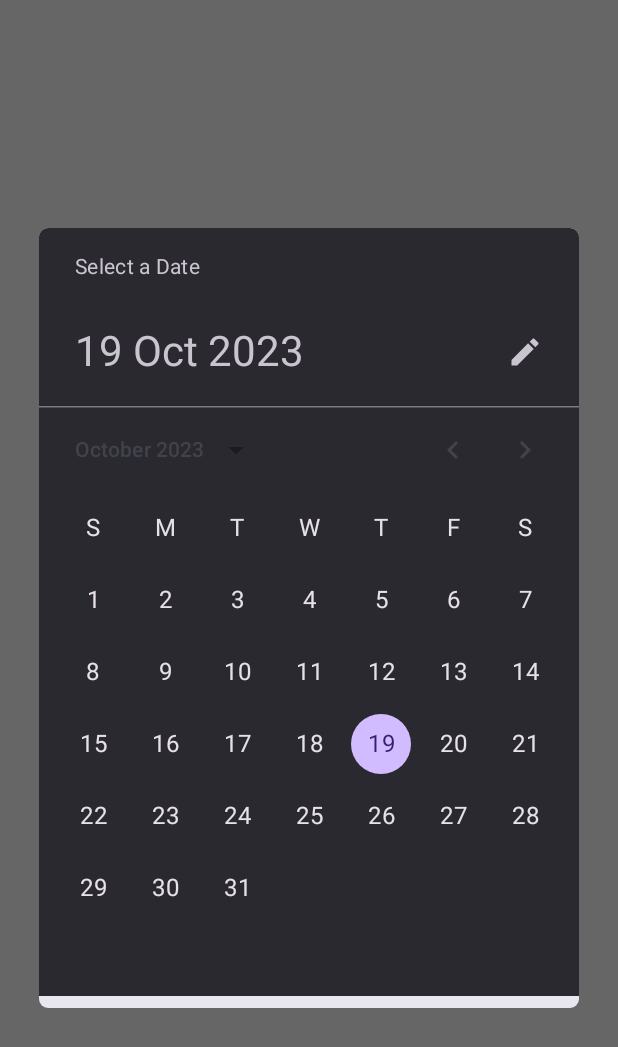
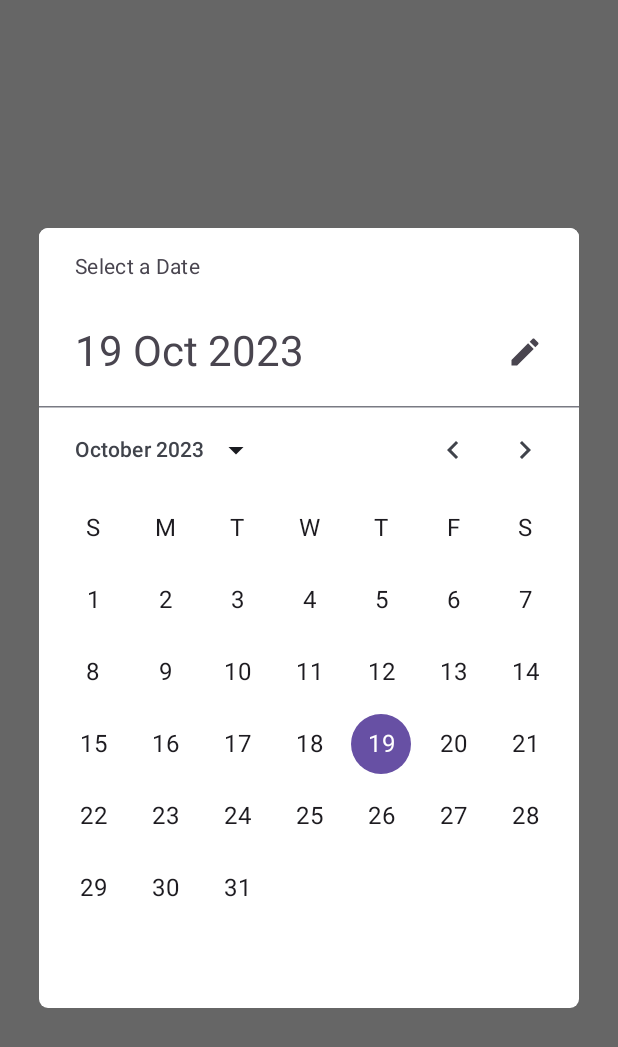
Before and after one commit to nikoarap/compose-kit, an Android app built with Jetpack Compose: the screen it shows after launch (MainActivity), on a phone screen of 412 x 824 dp. Shown: the top 1047 px of the screen. Run offline under Robolectric (Android 15) with nearby library versions, the phone set to English and light mode, and no system bars.

Commit message:
updated DateTime.kt

```diff
--- a/app/src/main/java/com/nikoarap/composekitlibrary/MainActivity.kt
+++ b/app/src/main/java/com/nikoarap/composekitlibrary/MainActivity.kt
@@ -80,10 +80,11 @@ class MainActivity : ComponentActivity() {
                         dateTextTypography = MaterialTheme.typography.headlineMedium,
                          minimumYear = 1950,
                          maximumYear = 2050,
-                         showModeToggle = true,
                          onDateConfirm = { /* Handle date confirmation here */ },
                          onDismiss = { /* Handle dismissal here */ },
-                         darkTheme = true
+                    dismissOnBackPress = false,
+                    dismissOnClickOutside = false,
+                         darkTheme = false
                              )
             }
 
--- a/compose-kit/src/main/java/com/nikoarap/compose_kit/composables/DateTime.kt
+++ b/compose-kit/src/main/java/com/nikoarap/compose_kit/composables/DateTime.kt
@@ -16,7 +16,6 @@ import androidx.compose.material3.DatePickerColors
 import androidx.compose.material3.DatePickerDefaults
 import androidx.compose.material3.DatePickerDialog
 import androidx.compose.material3.ExperimentalMaterial3Api
-import androidx.compose.material3.MaterialTheme
 import androidx.compose.material3.SnackbarHostState
 import androidx.compose.material3.Text
 import androidx.compose.material3.TextButton
@@ -39,6 +38,7 @@ import androidx.compose.ui.graphics.Color
 import androidx.compose.ui.platform.LocalConfiguration
 import androidx.compose.ui.text.TextStyle
 import androidx.compose.ui.unit.dp
+import androidx.compose.ui.window.DialogProperties
 import com.nikoarap.compose_kit.utils.Constants.Companion.DATE_PICKER_ALPHA
 import com.nikoarap.compose_kit.utils.Constants.Companion.DP_12
 import com.nikoarap.compose_kit.utils.Constants.Companion.DP_16
@@ -58,9 +58,10 @@ import java.time.Instant
  * @param dateTextTypography        Typography to be set to the date string text.
  * @param minimumYear               Integer to determine the minimum year value in the year selector.
  * @param maximumYear               Integer to determine the maximum year value in the year selector.
- * @param showModeToggle            A flag indicating whether to show a mode toggle action in the date picker, allowing users to switch between date and year modes.
  * @param onDateConfirm             Callback function to execute when the user confirms the selected date.
  * @param onDismiss                 Callback function to execute when the dialog is dismissed.
+ * @param dismissOnBackPress        Boolean to determine if the dialog should be dismissed when the back button is pressed.
+ * @param dismissOnClickOutside     Boolean to determine if the dialog should be dismissed when clicked outside.
  * @param darkTheme                 A boolean indicating whether to use a dark theme for the date picker. True for dark theme, False for the light one.
  *
  * Usage:
@@ -73,9 +74,10 @@ import java.time.Instant
  *     dateTextTypography = MaterialTheme.typography.headlineMedium,
  *     minimumYear = 1950,
  *     maximumYear = 2050,
- *     showModeToggle = true,
  *     onDateConfirm = { /* Handle date confirmation here */ },
  *     onDismiss = { /* Handle dismissal here */ },
+ *     dismissOnBackPress = true
+ *     dismissOnClickOutside = false
  *     darkTheme = false
  * )
  *
@@ -92,20 +94,26 @@ fun StyledDatePickerDialog(
     dateTextTypography: TextStyle,
     minimumYear: Int,
     maximumYear: Int,
-    showModeToggle: Boolean,
     onDateConfirm: () -> Unit,
     onDismiss: () -> Unit,
+    dismissOnBackPress: Boolean,
+    dismissOnClickOutside: Boolean,
     darkTheme: Boolean
 ) {
     val datePickerState = rememberDatePickerState(initialSelectedDateMillis = Instant.now().toEpochMilli(), yearRange = IntRange(minimumYear, maximumYear))
     val dateString = datePickerState.selectedDateMillis?.let { DateUtils.longToDateStr(it, datePattern) }
 
     DatePickerDialog(
+        properties = DialogProperties(
+            dismissOnBackPress = dismissOnBackPress,
+            dismissOnClickOutside = dismissOnClickOutside
+        ),
         shape = RoundedCornerShape(DP_6.dp),
         onDismissRequest = onDismiss,
         confirmButton = {
             onDateConfirm()
         },
+        colors = if (darkTheme) datePickerDarkTheme() else datePickerLightTheme()
     ) {
         DatePicker(
             state = datePickerState,
@@ -116,6 +124,8 @@ fun StyledDatePickerDialog(
                     style = titleTypography
                 )
             },
+
+
             headline = {
                 dateString?.let {
                     Text(
@@ -125,10 +135,87 @@ fun StyledDatePickerDialog(
                     )
                 }
             },
-            showModeToggle = showModeToggle,
             colors = if (darkTheme) datePickerDarkTheme() else datePickerLightTheme()
         )
     }
+}
+
+/**
+ * Composable function to generate a light theme for a date picker based on the Material Design guidelines.
+ *
+ * @return A [DatePickerColors] object defining the color attributes for the light-themed date picker.
+ */
+@OptIn(ExperimentalMaterial3Api::class)
+@Composable
+private fun datePickerLightTheme(): DatePickerColors {
+    val primary = Color(android.graphics.Color.parseColor("#6750A4"))
+    val onPrimary = Color(android.graphics.Color.parseColor("#FFFFFF"))
+    val surface = Color(android.graphics.Color.parseColor("#FFFFFF"))
+    val onSurface = Color(android.graphics.Color.parseColor("#1D1B20"))
+    val onSurfaceVariant = Color(android.graphics.Color.parseColor("#49454F"))
+    val secondaryContainer = Color(android.graphics.Color.parseColor("#E8DEF8"))
+    val onSecondaryContainer = Color(android.graphics.Color.parseColor("#1D192B"))
+
+    return DatePickerDefaults.colors(
+        containerColor = surface,
+        titleContentColor = onSurfaceVariant,
+        headlineContentColor = onSurfaceVariant,
+        weekdayContentColor = onSurface,
+        subheadContentColor = onSurfaceVariant,
+        yearContentColor = onSurfaceVariant,
+        currentYearContentColor = primary,
+        selectedYearContentColor = onPrimary,
+        selectedYearContainerColor = primary,
+        dayContentColor = onSurface,
+        disabledDayContentColor = onSurface.copy(alpha = DATE_PICKER_ALPHA),
+        selectedDayContentColor = onPrimary,
+        disabledSelectedDayContentColor = onPrimary.copy(alpha = DATE_PICKER_ALPHA),
+        selectedDayContainerColor = primary,
+        disabledSelectedDayContainerColor = primary.copy(alpha = DATE_PICKER_ALPHA),
+        todayContentColor = primary,
+        todayDateBorderColor = primary,
+        dayInSelectionRangeContentColor = onSecondaryContainer,
+        dayInSelectionRangeContainerColor = secondaryContainer
+    )
+}
+
+/**
+ * Composable function to generate a dark theme for a date picker based on the Material Design guidelines.
+ *
+ * @return A [DatePickerColors] object defining the color attributes for the dark-themed date picker.
+ */
+@OptIn(ExperimentalMaterial3Api::class)
+@Composable
+private fun datePickerDarkTheme(): DatePickerColors {
+    val primary = Color(android.graphics.Color.parseColor("#D0BCFF"))
+    val onPrimary = Color(android.graphics.Color.parseColor("#381E72"))
+    val surface = Color(android.graphics.Color.parseColor("#2B2930"))
+    val onSurface = Color(android.graphics.Color.parseColor("#E6E0E9"))
+    val onSurfaceVariant = Color(android.graphics.Color.parseColor("#CAC4D0"))
+    val secondaryContainer = Color(android.graphics.Color.parseColor("#4A4458"))
+    val onSecondaryContainer = Color(android.graphics.Color.parseColor("#E8DEF8"))
+
+    return DatePickerDefaults.colors(
+        containerColor = surface,
+        titleContentColor = onSurfaceVariant,
+        headlineContentColor = onSurfaceVariant,
+        weekdayContentColor = onSurface,
+        subheadContentColor = onSurfaceVariant,
+        yearContentColor = onSurfaceVariant,
+        currentYearContentColor = primary,
+        selectedYearContentColor = onPrimary,
+        selectedYearContainerColor = primary,
+        dayContentColor = onSurface,
+        disabledDayContentColor = onSurface.copy(alpha = DATE_PICKER_ALPHA),
+        selectedDayContentColor = onPrimary,
+        disabledSelectedDayContentColor = onPrimary.copy(alpha = DATE_PICKER_ALPHA),
+        selectedDayContainerColor = primary,
+        disabledSelectedDayContainerColor = primary.copy(alpha = DATE_PICKER_ALPHA),
+        todayContentColor = primary,
+        todayDateBorderColor = primary,
+        dayInSelectionRangeContentColor = onSecondaryContainer,
+        dayInSelectionRangeContainerColor = secondaryContainer
+    )
 }
 
 /**
@@ -246,84 +333,6 @@ fun StyledTimePickerDialog(
 }
 
 /**
- * Composable function to generate a light theme for a date picker based on the Material Design guidelines.
- *
- * @return A [DatePickerColors] object defining the color attributes for the light-themed date picker.
- */
-@OptIn(ExperimentalMaterial3Api::class)
-@Composable
-private fun datePickerLightTheme(): DatePickerColors {
-    val primary = Color(android.graphics.Color.parseColor("#6750A4"))
-    val onPrimary = Color(android.graphics.Color.parseColor("#FFFFFF"))
-    val surface = Color(android.graphics.Color.parseColor("#ECE6F0"))
-    val onSurface = Color(android.graphics.Color.parseColor("#1D1B20"))
-    val onSurfaceVariant = Color(android.graphics.Color.parseColor("#49454F"))
-    val secondaryContainer = Color(android.graphics.Color.parseColor("#E8DEF8"))
-    val onSecondaryContainer = Color(android.graphics.Color.parseColor("#1D192B"))
-
-    return DatePickerDefaults.colors(
-        containerColor = surface,
-        titleContentColor = onSurfaceVariant,
-        headlineContentColor = onSurfaceVariant,
-        weekdayContentColor = onSurface,
-        subheadContentColor = onSurfaceVariant,
-        yearContentColor = onSurfaceVariant,
-        currentYearContentColor = primary,
-        selectedYearContentColor = onPrimary,
-        selectedYearContainerColor = primary,
-        dayContentColor = onSurface,
-        disabledDayContentColor = onSurface.copy(alpha = DATE_PICKER_ALPHA),
-        selectedDayContentColor = onPrimary,
-        disabledSelectedDayContentColor = onPrimary.copy(alpha = DATE_PICKER_ALPHA),
-        selectedDayContainerColor = primary,
-        disabledSelectedDayContainerColor = primary.copy(alpha = DATE_PICKER_ALPHA),
-        todayContentColor = primary,
-        todayDateBorderColor = primary,
-        dayInSelectionRangeContentColor = onSecondaryContainer,
-        dayInSelectionRangeContainerColor = secondaryContainer
-    )
-}
-
-/**
- * Composable function to generate a dark theme for a date picker based on the Material Design guidelines.
- *
- * @return A [DatePickerColors] object defining the color attributes for the dark-themed date picker.
- */
-@OptIn(ExperimentalMaterial3Api::class)
-@Composable
-private fun datePickerDarkTheme(): DatePickerColors {
-    val primary = Color(android.graphics.Color.parseColor("#D0BCFF"))
-    val onPrimary = Color(android.graphics.Color.parseColor("#381E72"))
-    val surface = Color(android.graphics.Color.parseColor("#2B2930"))
-    val onSurface = Color(android.graphics.Color.parseColor("#E6E0E9"))
-    val onSurfaceVariant = Color(android.graphics.Color.parseColor("#CAC4D0"))
-    val secondaryContainer = Color(android.graphics.Color.parseColor("#4A4458"))
-    val onSecondaryContainer = Color(android.graphics.Color.parseColor("#E8DEF8"))
-
-    return DatePickerDefaults.colors(
-        containerColor = surface,
-        titleContentColor = onSurfaceVariant,
-        headlineContentColor = onSurfaceVariant,
-        weekdayContentColor = onSurface,
-        subheadContentColor = onSurfaceVariant,
-        yearContentColor = onSurfaceVariant,
-        currentYearContentColor = primary,
-        selectedYearContentColor = onPrimary,
-        selectedYearContainerColor = primary,
-        dayContentColor = onSurface,
-        disabledDayContentColor = onSurface.copy(alpha = DATE_PICKER_ALPHA),
-        selectedDayContentColor = onPrimary,
-        disabledSelectedDayContentColor = onPrimary.copy(alpha = DATE_PICKER_ALPHA),
-        selectedDayContainerColor = primary,
-        disabledSelectedDayContainerColor = primary.copy(alpha = DATE_PICKER_ALPHA),
-        todayContentColor = primary,
-        todayDateBorderColor = primary,
-        dayInSelectionRangeContentColor = onSecondaryContainer,
-        dayInSelectionRangeContainerColor = secondaryContainer
-    )
-}
-
-/**
  * Composable function to generate a light theme for a time picker based on the Material Design guidelines.
  *
  * @return A [TimePickerColors] object defining the color attributes for the light-themed time picker.
```
